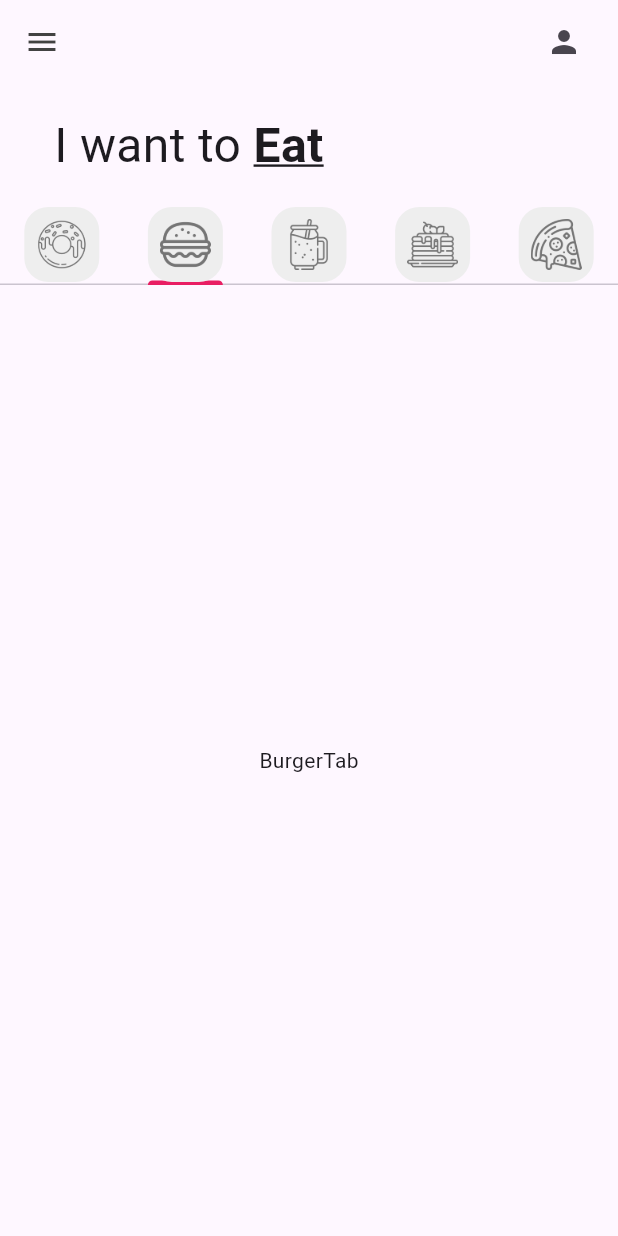
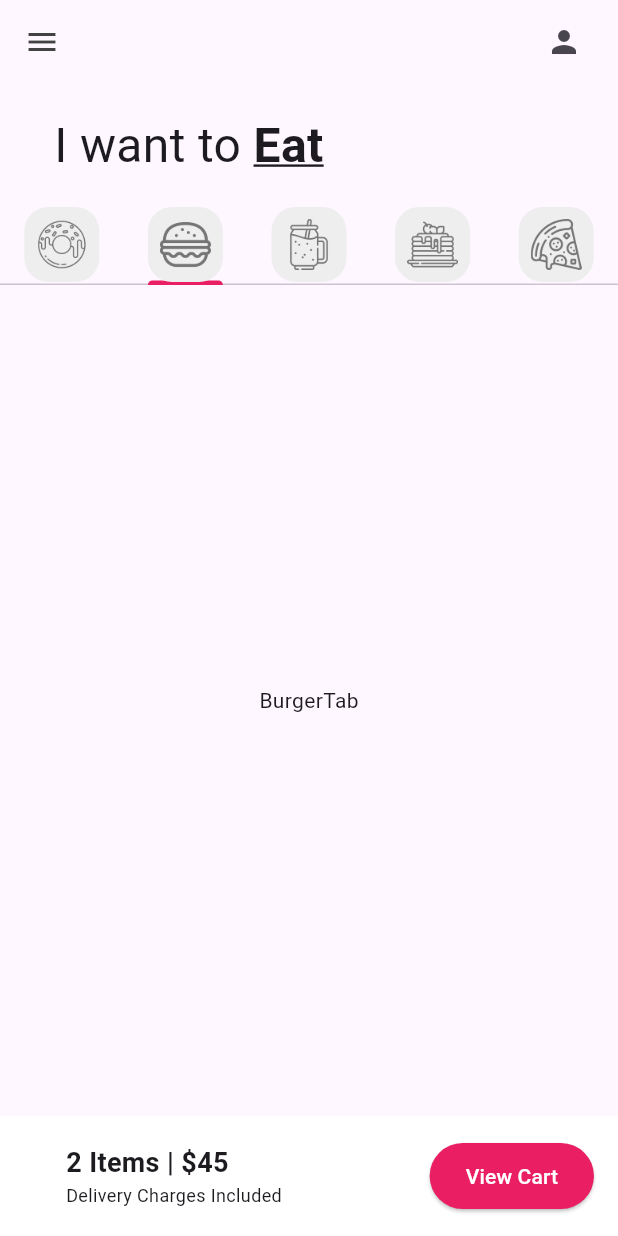
Before and after one commit to iJvpiter/donut_app_2a_martinez, a Flutter app: the screen it shows after launch, tab 2 chosen, on a phone screen of 412 x 824 dp. Run offline on Flutter 3.47's test engine with Material 3 defaults, Android fonts, the phone set to English and light mode, and no system bars.

Commit message:
UI Finished

```diff
--- a/lib/pages/home_page.dart
+++ b/lib/pages/home_page.dart
@@ -15,27 +15,27 @@
 
 class _HomePageState extends State<HomePage> {
   List<Widget> myTabs = [
-    // Donut Tab
+    //Donut tab
     MyTab(iconPath: 'lib/icons/donut.png'),
-    // Burger Tab
+    //Burger tab
     MyTab(iconPath: 'lib/icons/burger.png'),
-    // Smoothie Tab
+    //Smoothie tab
     MyTab(iconPath: 'lib/icons/smoothie.png'),
-    // Pancake Tab
+    //Pancake tab
     MyTab(iconPath: 'lib/icons/pancakes.png'),
-    // Pizza tab
+    //Pizza tab
     MyTab(iconPath: 'lib/icons/pizza.png'),
   ];
 
   @override
   Widget build(BuildContext context) {
-    // Widget para gestionar
+    //Este widget sirve para gestionar las pestañas
     return DefaultTabController(
       length: myTabs.length,
       child: Scaffold(
           appBar: AppBar(
             backgroundColor: Colors.transparent,
-            //ícono de la izquierda
+            //Icono de la izquierda
             leading: Icon(
               Icons.menu,
               color: Colors.grey[800],
@@ -55,10 +55,7 @@
                     const EdgeInsets.symmetric(horizontal: 36, vertical: 18),
                 child: Row(
                   children: [
-                    Text(
-                      "I want to ",
-                      style: TextStyle(fontSize: 32),
-                    ),
+                    Text("I want to ", style: TextStyle(fontSize: 32)),
                     Text(
                       "Eat",
                       style: TextStyle(
@@ -72,9 +69,9 @@
                   ],
                 ),
               ),
-              //Tab bar (Pestañas)
+              //Tab bar(Pestañas)
               TabBar(tabs: myTabs),
-              //Tab bar view (Contenido de pestañas)
+              //Tab bar View(Contenido de pestañas)
               Expanded(
                   child: TabBarView(
                 children: [
@@ -84,9 +81,43 @@
                   PancakesTab(),
                   PizzaTab(),
                 ],
-              ))
-
+              )),
               //Carrito
+              Container(
+                color: Colors.white,
+                padding: const EdgeInsets.all(16),
+                child: Row(
+                  mainAxisAlignment: MainAxisAlignment.spaceBetween,
+                  children: [
+                    Padding(
+                      padding: const EdgeInsets.only(left: 28),
+                      child: Column(
+                        //Alinear a la izquierda (horizontal)
+                        crossAxisAlignment: CrossAxisAlignment.start,
+                        children: [
+                          const Text(
+                            '2 Items | \$45',
+                            style: TextStyle(
+                                fontSize: 18, fontWeight: FontWeight.bold),
+                          ),
+                          const Text(
+                            'Delivery Charges Included',
+                            style: TextStyle(fontSize: 12),
+                          ),
+                        ],
+                      ),
+                    ),
+                    ElevatedButton(
+                        onPressed: () {},
+                        style: ElevatedButton.styleFrom(
+                            backgroundColor: Colors.pink,
+                            padding: EdgeInsets.symmetric(
+                                horizontal: 24, vertical: 12)),
+                        child: const Text('View Cart',
+                            style: TextStyle(color: Colors.white))),
+                  ],
+                ),
+              )
             ],
           )),
     );
```
